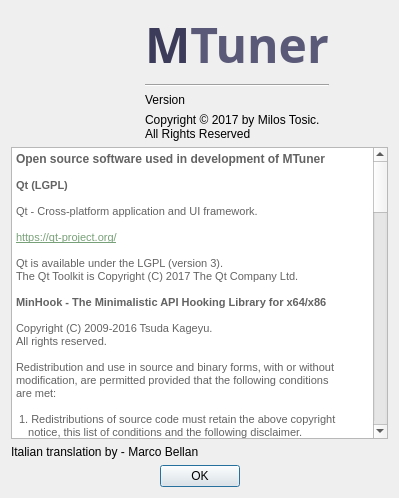
Above: src/about.ui from RudjiGames/MTuner before the change. Below: the same form after it.
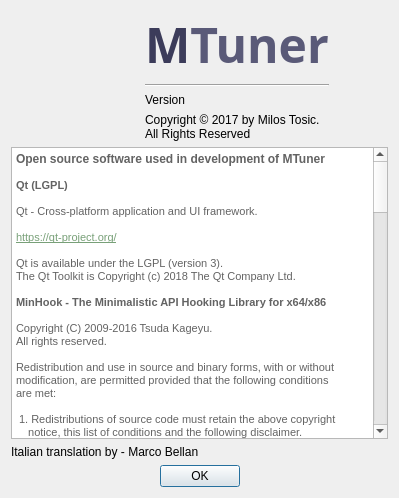
That is the form after the change. Icons and pictures are not drawn.

Commit message: Update version and copyright info

```diff
--- a/src/about.ui
+++ b/src/about.ui
@@ -124,7 +124,7 @@
 &lt;p style=&quot; margin-top:0px; margin-bottom:0px; margin-left:0px; margin-right:0px; -qt-block-indent:0; text-indent:0px;&quot;&gt;&lt;span style=&quot; font-family:'Arial,sans-serif'; font-size:8pt; color:#636363;&quot;&gt;Qt - Cross-platform application and UI framework.&lt;/span&gt;&lt;span style=&quot; font-size:8pt; color:#636363;&quot;&gt; &lt;/span&gt;&lt;/p&gt;
 &lt;p style=&quot; margin-top:0px; margin-bottom:0px; margin-left:0px; margin-right:0px; -qt-block-indent:0; text-indent:0px;&quot;&gt;&lt;a href=&quot;https://qt-project.org/doc/qt-5-snapshot/lgpl.html&quot;&gt;&lt;span style=&quot; font-size:8pt; text-decoration: underline; color:#78a078;&quot;&gt;&lt;br /&gt;https://qt-project.org/&lt;/span&gt;&lt;/a&gt;&lt;span style=&quot; font-size:8pt; color:#78a078;&quot;&gt; &lt;/span&gt;&lt;/p&gt;
 &lt;p style=&quot; margin-top:0px; margin-bottom:0px; margin-left:0px; margin-right:0px; -qt-block-indent:0; text-indent:0px;&quot;&gt;&lt;span style=&quot; font-size:8.25pt; color:#636363;&quot;&gt;&lt;br /&gt;Qt is available under the LGPL (version 3).&lt;/span&gt;&lt;/p&gt;
-&lt;p style=&quot; margin-top:0px; margin-bottom:0px; margin-left:0px; margin-right:0px; -qt-block-indent:0; text-indent:0px;&quot;&gt;&lt;span style=&quot; font-size:8.25pt; color:#636363;&quot;&gt;The Qt Toolkit is Copyright (C) 2017 The Qt Company Ltd.&lt;/span&gt;&lt;/p&gt;
+&lt;p style=&quot; margin-top:0px; margin-bottom:0px; margin-left:0px; margin-right:0px; -qt-block-indent:0; text-indent:0px;&quot;&gt;&lt;span style=&quot; font-size:8.25pt; color:#636363;&quot;&gt;The Qt Toolkit is Copyright (c) 2018 The Qt Company Ltd.&lt;/span&gt;&lt;/p&gt;
 &lt;p style=&quot;-qt-paragraph-type:empty; margin-top:0px; margin-bottom:0px; margin-left:0px; margin-right:0px; -qt-block-indent:0; text-indent:0px; font-size:8.25pt; color:#636363;&quot;&gt;&lt;br /&gt;&lt;/p&gt;
 &lt;p style=&quot; margin-top:0px; margin-bottom:0px; margin-left:0px; margin-right:0px; -qt-block-indent:0; text-indent:0px;&quot;&gt;&lt;span style=&quot; font-size:8pt; font-weight:600; color:#636363;&quot;&gt;MinHook - The Minimalistic API Hooking Library for x64/x86&lt;br /&gt;&lt;/span&gt;&lt;/p&gt;
 &lt;p style=&quot; margin-top:0px; margin-bottom:0px; margin-left:0px; margin-right:0px; -qt-block-indent:0; text-indent:0px;&quot;&gt;&lt;span style=&quot; font-size:8pt; color:#636363;&quot;&gt;Copyright (C) 2009-2016 Tsuda Kageyu.&lt;/span&gt;&lt;/p&gt;
```
The commit also changes 84 other files.
